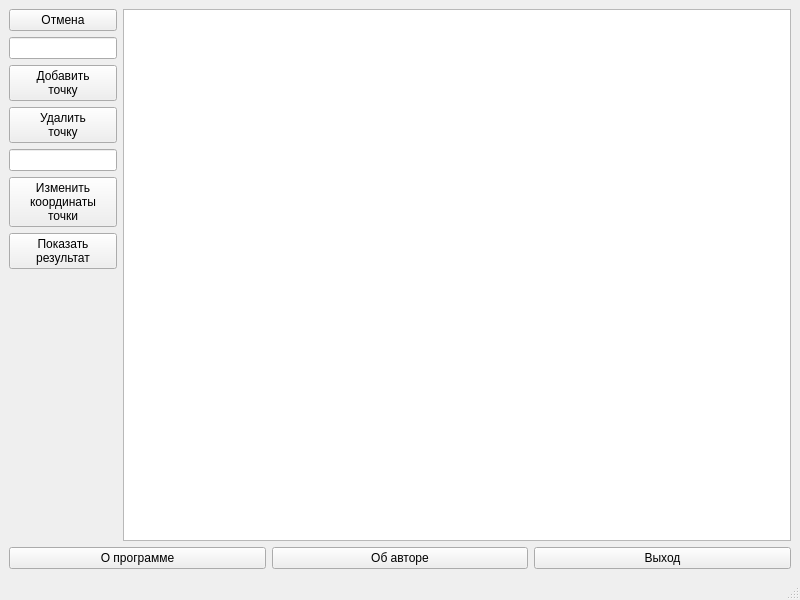
First picture: the form in lab_01/mainwindow.ui, repository AskaryanKarine/BMSTU-CG, before the edit.
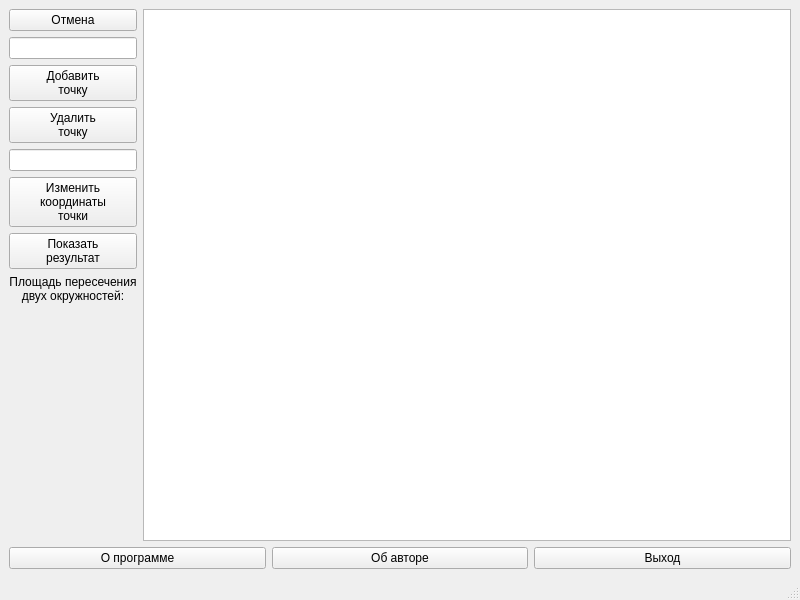
Second picture: the form after the edit.

Commit message: Добавлена возможность вводить точки по координатам, без отображения на поле

Patch:
```diff
--- a/lab_01/mainwindow.ui
+++ b/lab_01/mainwindow.ui
@@ -63,6 +63,21 @@
         </property>
        </widget>
       </item>
+      <item>
+       <widget class="QLabel" name="label">
+        <property name="text">
+         <string>Площадь пересечения
+двух окружностей:
+</string>
+        </property>
+        <property name="textFormat">
+         <enum>Qt::AutoText</enum>
+        </property>
+        <property name="alignment">
+         <set>Qt::AlignCenter</set>
+        </property>
+       </widget>
+      </item>
       <item>
        <spacer name="verticalSpacer">
         <property name="orientation">
```
The commit also changes 2 other files.
